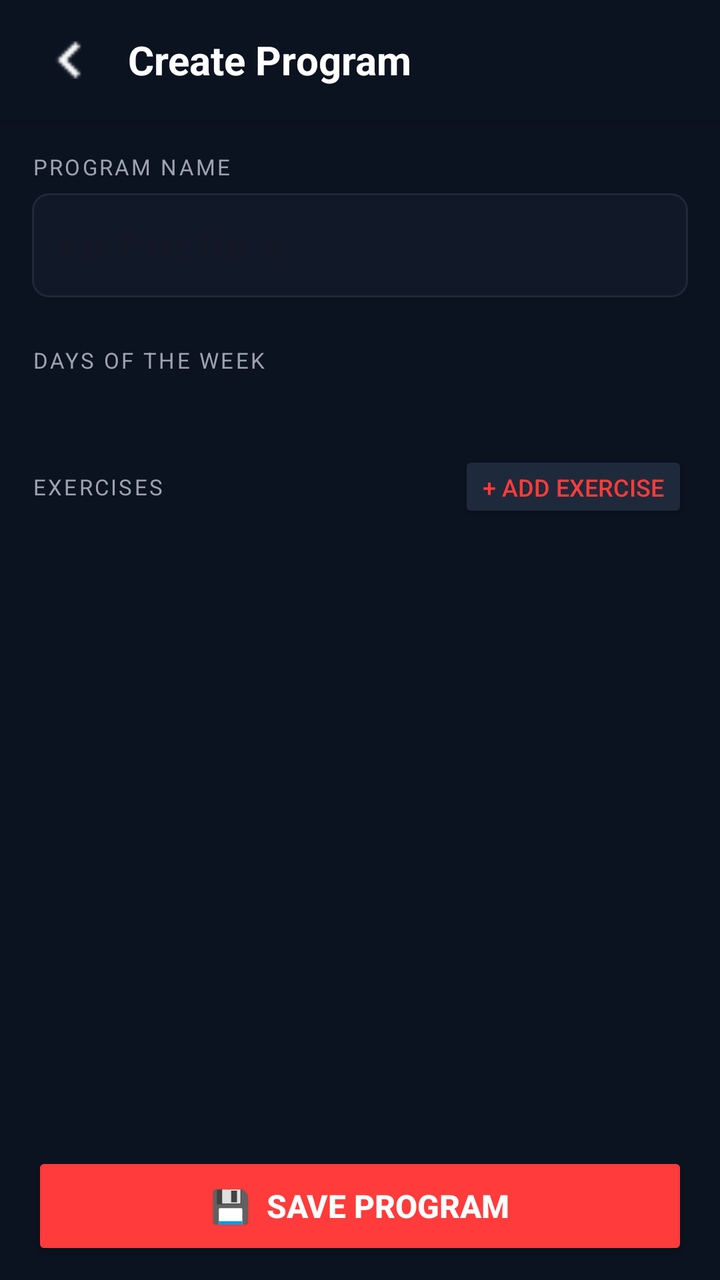
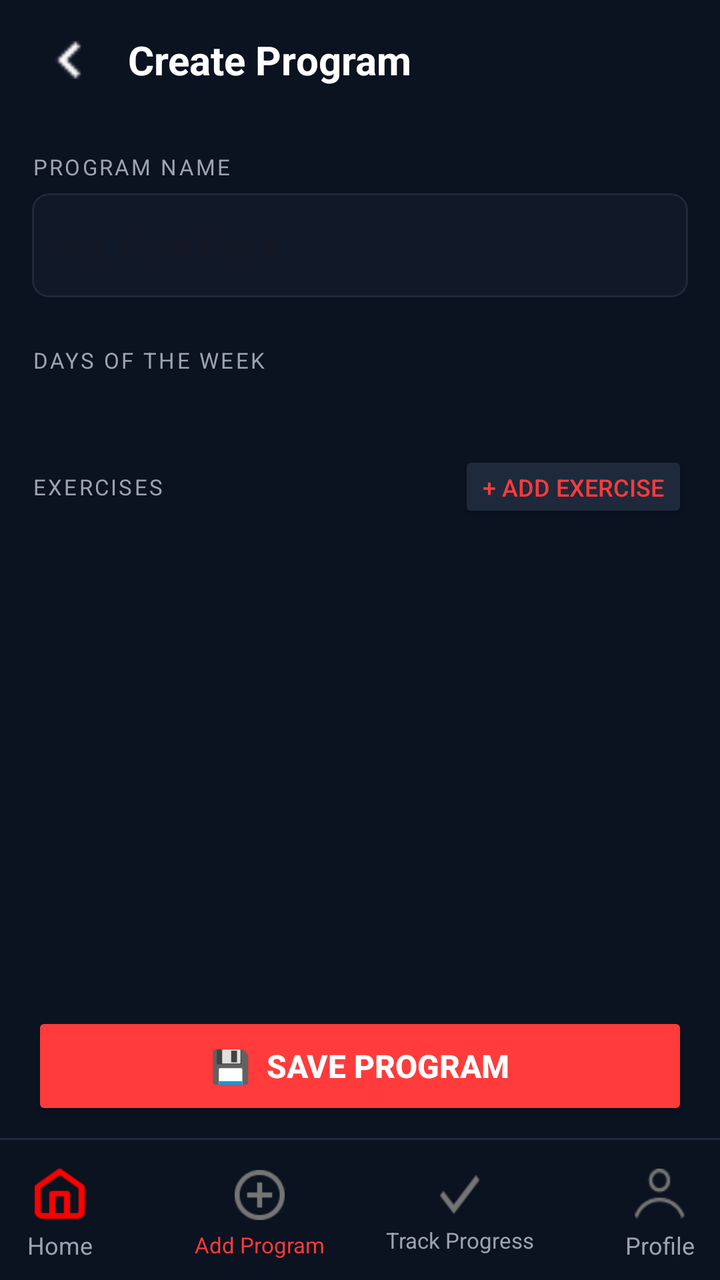

An Android layout rendered at two revisions. The XML below is the earlier revision; the diff shows what the commit changed to produce the second picture.
<!-- AndroidManifest.xml: application theme Theme.MyApplication -->
<!-- res/layout/activity_add_program.xml -->
<?xml version="1.0" encoding="utf-8"?>
<androidx.coordinatorlayout.widget.CoordinatorLayout
    xmlns:android="http://schemas.android.com/apk/res/android"
    xmlns:app="http://schemas.android.com/apk/res-auto"
    android:layout_width="match_parent"
    android:layout_height="match_parent"
    android:background="#0B1220">

    
    <LinearLayout
        android:id="@+id/header"
        android:layout_width="match_parent"
        android:layout_height="60dp"
        android:orientation="horizontal"
        android:gravity="center_vertical"
        android:paddingStart="16dp"
        android:paddingEnd="16dp"
        android:background="#0B1220"
        android:elevation="4dp">

        <ImageView
            android:id="@+id/btnBack"
            android:layout_width="36dp"
            android:layout_height="36dp"
            android:background="@drawable/arrow"
            android:padding="6dp" />

        <TextView
            android:layout_width="0dp"
            android:layout_height="wrap_content"
            android:layout_weight="1"
            android:layout_marginStart="12dp"
            android:text="Create Program"
            android:textColor="#FFFFFF"
            android:textSize="20sp"
            android:textStyle="bold" />

    </LinearLayout>

    
    <ScrollView
        android:layout_width="match_parent"
        android:layout_height="match_parent"
        android:layout_marginTop="60dp"
        android:layout_marginBottom="72dp"
        android:fillViewport="true"
        android:scrollbars="none">

        <LinearLayout
            android:layout_width="match_parent"
            android:layout_height="wrap_content"
            android:orientation="vertical"
            android:padding="16dp">

            
            <TextView
                android:layout_width="wrap_content"
                android:layout_height="wrap_content"
                android:text="PROGRAM NAME"
                android:textColor="#9CA3AF"
                android:textSize="11sp"
                android:letterSpacing="0.1"
                android:layout_marginBottom="6dp" />

            <EditText
                android:id="@+id/etProgramName"
                android:layout_width="match_parent"
                android:layout_height="52dp"
                android:background="@drawable/input_bg"
                android:hint="e.g. Push Day A"
                android:textColor="#FFFFFF"
                android:textSize="16sp"
                android:paddingStart="14dp"
                android:paddingEnd="14dp"
                android:inputType="text"
                android:layout_marginBottom="24dp" />

            
            <TextView
                android:layout_width="wrap_content"
                android:layout_height="wrap_content"
                android:text="DAYS OF THE WEEK"
                android:textColor="#9CA3AF"
                android:textSize="11sp"
                android:letterSpacing="0.1"
                android:layout_marginBottom="10dp" />

            <com.google.android.material.chip.ChipGroup
                android:id="@+id/chipGroupDays"
                android:layout_width="match_parent"
                android:layout_height="wrap_content"
                app:chipSpacingHorizontal="6dp"
                app:chipSpacingVertical="6dp"
                android:layout_marginBottom="28dp" />

            
            <LinearLayout
                android:layout_width="match_parent"
                android:layout_height="wrap_content"
                android:orientation="horizontal"
                android:gravity="center_vertical"
                android:layout_marginBottom="12dp">

                <TextView
                    android:layout_width="0dp"
                    android:layout_height="wrap_content"
                    android:layout_weight="1"
                    android:text="EXERCISES"
                    android:textColor="#9CA3AF"
                    android:textSize="11sp"
                    android:letterSpacing="0.1" />

                <Button
                    android:id="@+id/btnAddExercise"
                    android:layout_width="wrap_content"
                    android:layout_height="36dp"
                    android:text="+ Add Exercise"
                    android:textSize="12sp"
                    android:backgroundTint="#1E2A3B"
                    android:textColor="#FF3B3B"
                    android:paddingStart="12dp"
                    android:paddingEnd="12dp" />

            </LinearLayout>

            
            <LinearLayout
                android:id="@+id/exerciseContainer"
                android:layout_width="match_parent"
                android:layout_height="wrap_content"
                android:orientation="vertical" />

        </LinearLayout>
    </ScrollView>

    
    <Button
        android:id="@+id/btnSaveProgram"
        android:layout_width="match_parent"
        android:layout_height="54dp"
        android:layout_gravity="bottom"
        android:layout_marginStart="16dp"
        android:layout_marginEnd="16dp"
        android:layout_marginBottom="10dp"
        android:text="💾  Save Program"
        android:textSize="16sp"
        android:textStyle="bold"
        android:textColor="#FFFFFF"
        android:backgroundTint="#FF3B3B" />

</androidx.coordinatorlayout.widget.CoordinatorLayout>
<!-- resources referenced by this layout -->
<resources>
  <!-- drawable arrow: png bitmap (drawable, 207 bytes) -->
  <!-- drawable input_bg (drawable) -->
  <?xml version="1.0" encoding="utf-8"?>
  <shape xmlns:android="http://schemas.android.com/apk/res/android"
      android:shape="rectangle">
      <solid android:color="#111827" />
      <corners android:radius="8dp" />
      <stroke android:width="1dp" android:color="#1F2937" />
  </shape>
  <style name="Theme.MyApplication" parent="Base.Theme.MyApplication" />
  <style name="Base.Theme.MyApplication" parent="Theme.Material3.DayNight.NoActionBar">
          
          
      </style>
</resources>

<!-- the commit's change to res/layout/activity_add_program.xml (unified diff, before → after) -->
@@ -1,5 +1,5 @@
 <?xml version="1.0" encoding="utf-8"?>
-<androidx.coordinatorlayout.widget.CoordinatorLayout
+<androidx.constraintlayout.widget.ConstraintLayout
     xmlns:android="http://schemas.android.com/apk/res/android"
     xmlns:app="http://schemas.android.com/apk/res-auto"
     android:layout_width="match_parent"
@@ -16,7 +16,7 @@
         android:paddingStart="16dp"
         android:paddingEnd="16dp"
         android:background="#0B1220"
-        android:elevation="4dp">
+        app:layout_constraintTop_toTopOf="parent">
 
         <ImageView
             android:id="@+id/btnBack"
@@ -40,11 +40,11 @@
     
     <ScrollView
         android:layout_width="match_parent"
-        android:layout_height="match_parent"
-        android:layout_marginTop="60dp"
-        android:layout_marginBottom="72dp"
+        android:layout_height="0dp"
         android:fillViewport="true"
-        android:scrollbars="none">
+        android:scrollbars="none"
+        app:layout_constraintTop_toBottomOf="@id/header"
+        app:layout_constraintBottom_toTopOf="@id/btnSaveProgram">
 
         <LinearLayout
             android:layout_width="match_parent"
@@ -138,7 +138,6 @@
         android:id="@+id/btnSaveProgram"
         android:layout_width="match_parent"
         android:layout_height="54dp"
-        android:layout_gravity="bottom"
         android:layout_marginStart="16dp"
         android:layout_marginEnd="16dp"
         android:layout_marginBottom="10dp"
@@ -146,6 +145,49 @@
         android:textSize="16sp"
         android:textStyle="bold"
         android:textColor="#FFFFFF"
-        android:backgroundTint="#FF3B3B" />
+        android:backgroundTint="#FF3B3B"
+        app:layout_constraintBottom_toTopOf="@id/bottomNav" />
 
-</androidx.coordinatorlayout.widget.CoordinatorLayout>
+    
+    <View
+        android:id="@+id/divider"
+        android:layout_width="match_parent"
+        android:layout_height="1dp"
+        android:background="#1E2A3B"
+        app:layout_constraintBottom_toTopOf="@id/bottomNav" />
+
+    <LinearLayout
+        android:id="@+id/bottomNav"
+        android:layout_width="0dp"
+        android:layout_height="70dp"
+        android:background="#0B1220"
+        android:gravity="center"
+        android:orientation="horizontal"
+        android:paddingTop="5dp"
+        app:layout_constraintBottom_toBottomOf="parent"
+        app:layout_constraintEnd_toEndOf="parent"
+        app:layout_constraintStart_toStartOf="parent">
+
+        <LinearLayout android:id="@+id/navHome" android:layout_width="80dp" android:layout_height="wrap_content" android:orientation="vertical">
+            <ImageView android:layout_width="25dp" android:layout_height="25dp" android:layout_gravity="center" android:layout_marginBottom="5dp" android:background="@drawable/home_icon" />
+            <TextView android:layout_width="wrap_content" android:layout_height="wrap_content" android:layout_gravity="center" android:text="Home" android:textColor="#9CA3AF" android:textSize="12dp" />
+        </LinearLayout>
+
+        <LinearLayout android:id="@+id/navAddProgram" android:layout_width="80dp" android:layout_height="wrap_content" android:layout_marginLeft="20dp" android:orientation="vertical">
+            <ImageView android:layout_width="25dp" android:layout_height="25dp" android:layout_gravity="center" android:layout_marginBottom="5dp" android:background="@drawable/add_icon" />
+            <TextView android:layout_width="wrap_content" android:layout_height="wrap_content" android:layout_gravity="center" android:text="Add Program" android:textColor="#FF3B3B" android:textSize="11dp" />
+        </LinearLayout>
+
+        <LinearLayout android:id="@+id/navTrack" android:layout_width="80dp" android:layout_height="wrap_content" android:layout_marginLeft="20dp" android:orientation="vertical">
+            <ImageView android:layout_width="20dp" android:layout_height="20dp" android:layout_gravity="center" android:layout_marginBottom="5dp" android:background="@drawable/check_icon" />
+            <TextView android:layout_width="wrap_content" android:layout_height="wrap_content" android:layout_gravity="center" android:text="Track Progress" android:textColor="#9CA3AF" android:textSize="11dp" />
+        </LinearLayout>
+
+        <LinearLayout android:id="@+id/navProfile" android:layout_width="80dp" android:layout_height="wrap_content" android:layout_marginLeft="20dp" android:orientation="vertical">
+            <ImageView android:layout_width="25dp" android:layout_height="25dp" android:layout_gravity="center" android:layout_marginBottom="5dp" android:background="@drawable/profile_icon" />
+            <TextView android:layout_width="wrap_content" android:layout_height="wrap_content" android:layout_gravity="center" android:text="Profile" android:textColor="#9CA3AF" android:textSize="12dp" />
+        </LinearLayout>
+
+    </LinearLayout>
+
+</androidx.constraintlayout.widget.ConstraintLayout>
<!-- resource entries referenced after the edit -->
@@ -1,6 +1,9 @@
 <!-- resources referenced by this layout -->
 <resources>
+  <!-- drawable add_icon: png bitmap (drawable, 1123 bytes) -->
   <!-- drawable arrow: png bitmap (drawable, 207 bytes) -->
+  <!-- drawable check_icon: png bitmap (drawable, 443 bytes) -->
+  <!-- drawable home_icon: png bitmap (drawable, 511 bytes) -->
   <!-- drawable input_bg (drawable) -->
   <?xml version="1.0" encoding="utf-8"?>
   <shape xmlns:android="http://schemas.android.com/apk/res/android"
@@ -9,6 +12,7 @@
       <corners android:radius="8dp" />
       <stroke android:width="1dp" android:color="#1F2937" />
   </shape>
+  <!-- drawable profile_icon: png bitmap (drawable, 831 bytes) -->
   <style name="Theme.MyApplication" parent="Base.Theme.MyApplication" />
   <style name="Base.Theme.MyApplication" parent="Theme.Material3.DayNight.NoActionBar">
           
